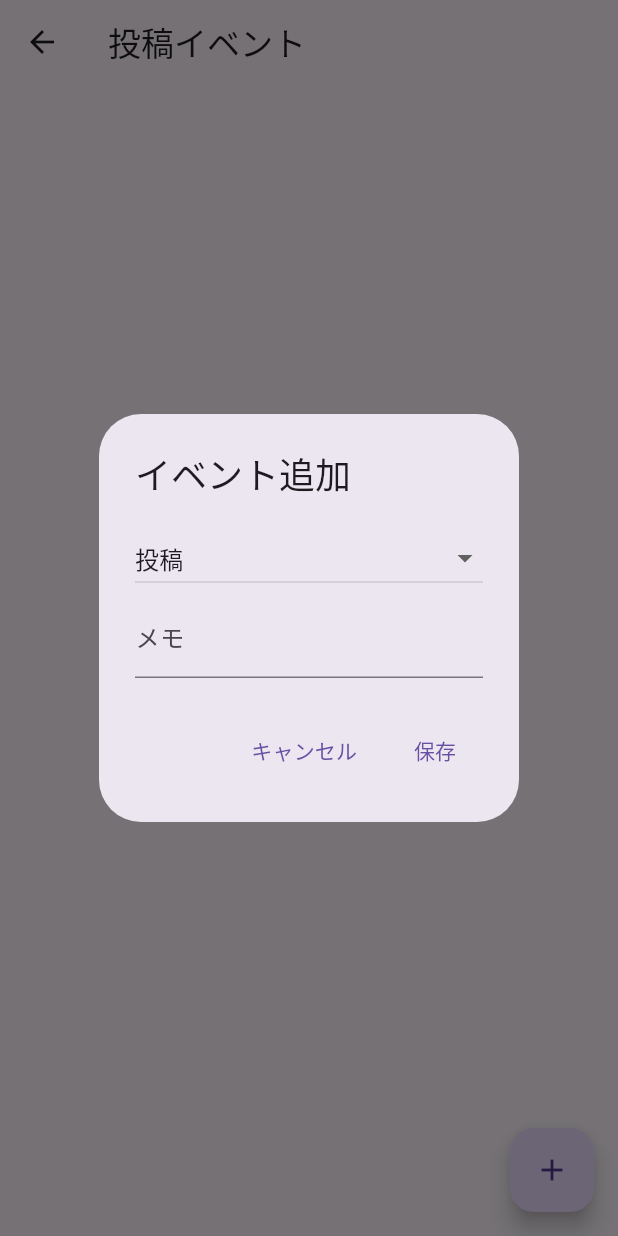
After one commit to KyokoCow/post_observer, a Flutter app: the EventPage screen opened directly, after a tap on the "add" icon, on a phone screen of 412 x 824 dp. The commit adds this screen. Run offline on Flutter 3.47's test engine with Material 3 defaults, Android fonts, the phone set to English and light mode, and no system bars; our stand-ins replace csv, fl_chart, shared_preferences, sqflite; accounts and stored records are empty.

Commit message:
イベント記録＆エクスポート機能追加

```diff
--- /dev/null
+++ b/lib/pages/event_page.dart
@@ -0,0 +1,226 @@
+import 'package:flutter/material.dart';
+
+import '../services/db_service.dart';
+
+class EventPage extends StatefulWidget {
+  const EventPage({super.key});
+
+  @override
+  State<EventPage> createState() =>
+      _EventPageState();
+}
+
+class _EventPageState
+    extends State<EventPage> {
+  List<Map<String, dynamic>> events = [];
+
+  final memoController =
+  TextEditingController();
+
+  String type = 'post';
+
+  @override
+  void initState() {
+    super.initState();
+
+    load();
+  }
+
+  Future<void> load() async {
+    final db =
+    await DbService.instance.database;
+
+    events = await db.query(
+      'events',
+      orderBy: 'timestamp DESC',
+    );
+
+    setState(() {});
+  }
+
+  Future<void> addEvent() async {
+    final db =
+    await DbService.instance.database;
+
+    await db.insert(
+      'events',
+      {
+        'timestamp':
+        DateTime.now().toIso8601String(),
+        'type': type,
+        'memo':
+        memoController.text.trim(),
+      },
+    );
+
+    memoController.clear();
+
+    await load();
+  }
+
+  Future<void> deleteEvent(
+      int id,
+      ) async {
+    final db =
+    await DbService.instance.database;
+
+    await db.delete(
+      'events',
+      where: 'id = ?',
+      whereArgs: [id],
+    );
+
+    await load();
+  }
+
+  @override
+  Widget build(BuildContext context) {
+    return Scaffold(
+      appBar: AppBar(
+        title:
+        const Text('投稿イベント'),
+      ),
+
+      floatingActionButton:
+      FloatingActionButton(
+        onPressed: () {
+          showDialog(
+            context: context,
+            builder: (_) {
+              return AlertDialog(
+                title:
+                const Text('イベント追加'),
+
+                content: Column(
+                  mainAxisSize:
+                  MainAxisSize.min,
+                  children: [
+                    DropdownButton<String>(
+                      value: type,
+                      isExpanded: true,
+                      items: const [
+                        DropdownMenuItem(
+                          value: 'post',
+                          child: Text(
+                            '投稿',
+                          ),
+                        ),
+                        DropdownMenuItem(
+                          value: 'share',
+                          child: Text(
+                            '共有',
+                          ),
+                        ),
+                        DropdownMenuItem(
+                          value: 'update',
+                          child: Text(
+                            '更新',
+                          ),
+                        ),
+                        DropdownMenuItem(
+                          value: 'other',
+                          child: Text(
+                            'その他',
+                          ),
+                        ),
+                      ],
+
+                      onChanged: (v) {
+                        if (v == null) {
+                          return;
+                        }
+
+                        setState(() {
+                          type = v;
+                        });
+                      },
+                    ),
+
+                    TextField(
+                      controller:
+                      memoController,
+                      decoration:
+                      const InputDecoration(
+                        labelText:
+                        'メモ',
+                      ),
+                    ),
+                  ],
+                ),
+
+                actions: [
+                  TextButton(
+                    onPressed: () {
+                      Navigator.pop(
+                        context,
+                      );
+                    },
+
+                    child:
+                    const Text(
+                      'キャンセル',
+                    ),
+                  ),
+
+                  TextButton(
+                    onPressed: () async {
+                      await addEvent();
+
+                      if (context.mounted) {
+                        Navigator.pop(
+                          context,
+                        );
+                      }
+                    },
+
+                    child:
+                    const Text(
+                      '保存',
+                    ),
+                  ),
+                ],
+              );
+            },
+          );
+        },
+
+        child: const Icon(Icons.add),
+      ),
+
+      body: ListView.builder(
+        itemCount: events.length,
+
+        itemBuilder: (context, index) {
+          final e = events[index];
+
+          return Card(
+            child: ListTile(
+              title: Text(
+                '${e['type']}'
+                    ' : '
+                    '${e['memo']}',
+              ),
+
+              subtitle: Text(
+                e['timestamp']
+                    .toString(),
+              ),
+
+              trailing: IconButton(
+                icon: const Icon(
+                  Icons.delete,
+                ),
+
+                onPressed: () async {
+                  await deleteEvent(
+                    e['id'] as int,
+                  );
+                },
+              ),
+            ),
+          );
+        },
+      ),
+    );
+  }
+}
--- a/lib/services/db_service.dart
+++ b/lib/services/db_service.dart
@@ -2,26 +2,38 @@ import 'package:path/path.dart';
 import 'package:sqflite/sqflite.dart';
 
 class DbService {
-  static final DbService instance = DbService._();
+  static final DbService instance =
+  DbService._();
 
   DbService._();
 
   Database? _database;
 
   Future<Database> get database async {
-    if (_database != null) return _database!;
+    if (_database != null) {
+      return _database!;
+    }
 
     _database = await _init();
+
     return _database!;
   }
 
   Future<Database> _init() async {
-    final path = join(await getDatabasesPath(), 'qiita_observer.db');
+    final path = join(
+      await getDatabasesPath(),
+      'qiita_observer.db',
+    );
 
     return openDatabase(
       path,
-      version: 1,
-      onCreate: (db, version) async {
+
+      version: 2,
+
+      onCreate: (
+          db,
+          version,
+          ) async {
         await db.execute('''
         CREATE TABLE snapshots(
           id INTEGER PRIMARY KEY AUTOINCREMENT,
@@ -33,6 +45,32 @@ class DbService {
           timestamp TEXT
         )
         ''');
+
+        await db.execute('''
+        CREATE TABLE events(
+          id INTEGER PRIMARY KEY AUTOINCREMENT,
+          timestamp TEXT,
+          type TEXT,
+          memo TEXT
+        )
+        ''');
+      },
+
+      onUpgrade: (
+          db,
+          oldVersion,
+          newVersion,
+          ) async {
+        if (oldVersion < 2) {
+          await db.execute('''
+          CREATE TABLE events(
+            id INTEGER PRIMARY KEY AUTOINCREMENT,
+            timestamp TEXT,
+            type TEXT,
+            memo TEXT
+          )
+          ''');
+        }
       },
     );
   }
```
Also changed, not shown: lib/pages/settings_page.dart (+17 -0 lines), lib/services/export_service.dart (+81 -26 lines).
